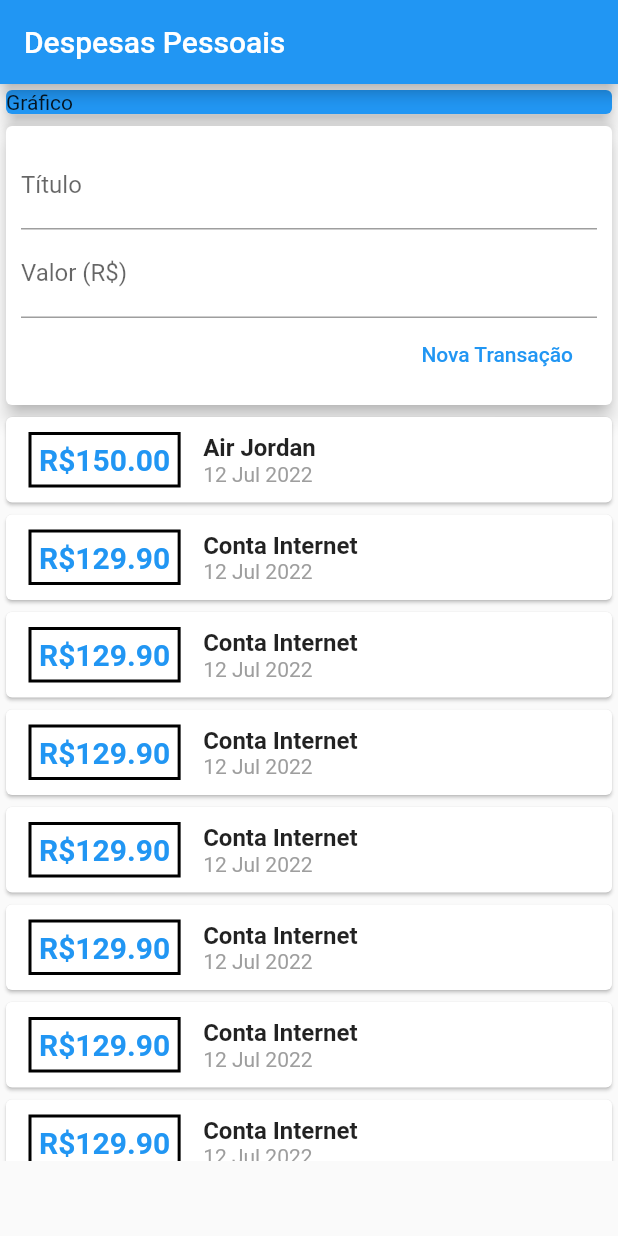
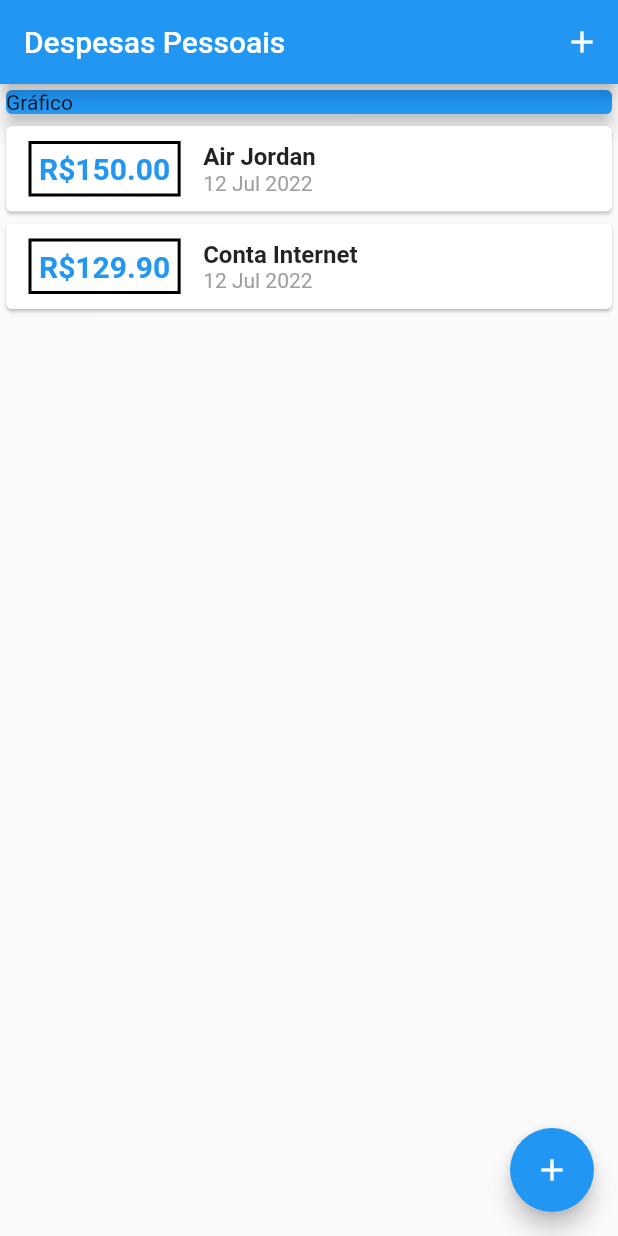
Before and after one commit to JoaoVGStahl/expenses, a Flutter app: the screen it shows after launch, on a phone screen of 412 x 824 dp. Run offline on Flutter 3.47's test engine with Material 2 defaults, Android fonts, the phone set to English and light mode, and no system bars.

```diff
--- a/lib/components/transaction_form.dart
+++ b/lib/components/transaction_form.dart
@@ -4,12 +4,22 @@ import 'package:flutter/src/widgets/framework.dart';
 import 'package:flutter/material.dart';
 
 class TransactionForm extends StatelessWidget {
-
   final tittleController = TextEditingController();
   final valueController = TextEditingController();
-  final void Function(String,double) onSubmit;
+  final void Function(String, double) onSubmit;
 
   TransactionForm(this.onSubmit);
+
+  _submitForm() {
+    final title = tittleController.text;
+    final value = double.tryParse(valueController.text) ?? 0.0;
+
+    if (title.isEmpty || value <= 0) {
+      return;
+    }
+
+    onSubmit(title, value);
+  }
 
   @override
   Widget build(BuildContext context) {
@@ -21,12 +31,15 @@ class TransactionForm extends StatelessWidget {
           children: [
             TextField(
               controller: tittleController,
+              onSubmitted: (_) => _submitForm(),
               decoration: InputDecoration(
                 labelText: "Título",
               ),
             ),
             TextField(
               controller: valueController,
+              keyboardType: TextInputType.numberWithOptions(decimal: true),
+              onSubmitted: (_) => _submitForm(),
               decoration: InputDecoration(
                 labelText: "Valor (R\$)",
               ),
@@ -35,11 +48,7 @@ class TransactionForm extends StatelessWidget {
               mainAxisAlignment: MainAxisAlignment.end,
               children: [
                 FlatButton(
-                          onPressed: () {
-                            final title = tittleController.text;
-                            final value = double.tryParse(valueController.text) ??  0.0;
-                            onSubmit(title, value);
-                          },
+                  onPressed: _submitForm,
                   child: Text("Nova Transação"),
                   textColor: Colors.blue,
                 ),
--- a/lib/components/transaction_user.dart
+++ /dev/null
@@ -1,104 +0,0 @@
-import 'dart:math';
-
-import 'package:expenses/components/transaction_form.dart';
-import 'package:flutter/cupertino.dart';
-import 'package:flutter/src/foundation/key.dart';
-import 'package:flutter/src/widgets/framework.dart';
-
-import '../models/transaction.dart';
-import 'package:expenses/components/transaction_list.dart';
-
-class TransactionUser extends StatefulWidget {
-  const TransactionUser({Key? key}) : super(key: key);
-
-  @override
-  State<TransactionUser> createState() => _TransactionUserState();
-}
-
-class _TransactionUserState extends State<TransactionUser> {
-  final _transcations = [
-    Transaction(
-      id: "t1",
-      title: "Air Jordan",
-      value: 150.00,
-      date: DateTime.now(),
-    ),
-    Transaction(
-      id: "t2",
-      title: "Conta Internet",
-      value: 129.90,
-      date: DateTime.now(),
-    ),
-    Transaction(
-      id: "t3",
-      title: "Conta Internet",
-      value: 129.90,
-      date: DateTime.now(),
-    ),
-    Transaction(
-      id: "t4",
-      title: "Conta Internet",
-      value: 129.90,
-      date: DateTime.now(),
-    ),
-    Transaction(
-      id: "t5",
-      title: "Conta Internet",
-      value: 129.90,
-      date: DateTime.now(),
-    ),
-    Transaction(
-      id: "t6",
-      title: "Conta Internet",
-      value: 129.90,
-      date: DateTime.now(),
-    ),
-    Transaction(
-      id: "t7",
-      title: "Conta Internet",
-      value: 129.90,
-      date: DateTime.now(),
-    ),
-    Transaction(
-      id: "t8",
-      title: "Conta Internet",
-      value: 129.90,
-      date: DateTime.now(),
-    ),
-    Transaction(
-      id: "t9",
-      title: "Conta Internet",
-      value: 129.90,
-      date: DateTime.now(),
-    ),
-    Transaction(
-      id: "t10",
-      title: "Conta Internet",
-      value: 129.90,
-      date: DateTime.now(),
-    ),
-  ];
-
-  _addTransaction(String title, double value) {
-    final newTransaction = Transaction(
-      id: Random().nextDouble().toString(),
-      title: title,
-      value: value,
-      date: DateTime.now(),
-    );
-
-    setState(() {
-      _transcations.add(newTransaction);
-    });
-  }
-
-  @override
-  Widget build(BuildContext context) {
-    return Column(
-      children: [
-        TransactionForm(_addTransaction),
-        TransactionList(_transcations),
-      ],
-    );
-  }
-}
--- a/lib/main.dart
+++ b/lib/main.dart
@@ -1,5 +1,10 @@
-import 'package:expenses/components/transaction_user.dart';
+import 'dart:math';
+
+import 'package:expenses/components/transaction_form.dart';
 import 'package:flutter/material.dart';
+
+import 'components/transaction_list.dart';
+import 'models/transaction.dart';
 
 main() => runApp(ExpensesApp());
 
@@ -10,12 +15,58 @@ class ExpensesApp extends StatelessWidget {
   }
 }
 
-class MyHomePage extends StatelessWidget {
+class MyHomePage extends StatefulWidget {
+  @override
+  State<MyHomePage> createState() => _MyHomePageState();
+}
+
+class _MyHomePageState extends State<MyHomePage> {
+  final _transcations = [
+    Transaction(
+      id: "t1",
+      title: "Air Jordan",
+      value: 150.00,
+      date: DateTime.now(),
+    ),
+    Transaction(
+      id: "t2",
+      title: "Conta Internet",
+      value: 129.90,
+      date: DateTime.now(),
+    ),
+  ];
+
+  _openTransactionFormModal(BuildContext context) {
+    showModalBottomSheet(
+        context: context,
+        builder: (ctx) {
+          return TransactionForm(_addTransaction);
+        });
+  }
+
+  _addTransaction(String title, double value) {
+    final newTransaction = Transaction(
+      id: Random().nextDouble().toString(),
+      title: title,
+      value: value,
+      date: DateTime.now(),
+    );
+
+    setState(() {
+      _transcations.add(newTransaction);
+    });
+  }
+
   @override
   Widget build(BuildContext context) {
     return Scaffold(
       appBar: AppBar(
         title: Text("Despesas Pessoais"),
+        actions: [
+          IconButton(
+              onPressed: () => _openTransactionFormModal(context),
+              icon: Icon(Icons.add))
+        ],
       ),
       body: SingleChildScrollView(
         child: Column(
@@ -28,9 +79,14 @@ class MyHomePage extends StatelessWidget {
                   child: Text("Gráfico"),
                 ),
               ),
-              TransactionUser(),
+              TransactionList(_transcations),
             ]),
       ),
+      floatingActionButton: FloatingActionButton(
+        child: Icon(Icons.add),
+        onPressed: () => _openTransactionFormModal(context),
+      ),
+      floatingActionButtonLocation: FloatingActionButtonLocation.endFloat,
     );
   }
 }
```
Lines whose indentation alone changed are shown as unchanged.
